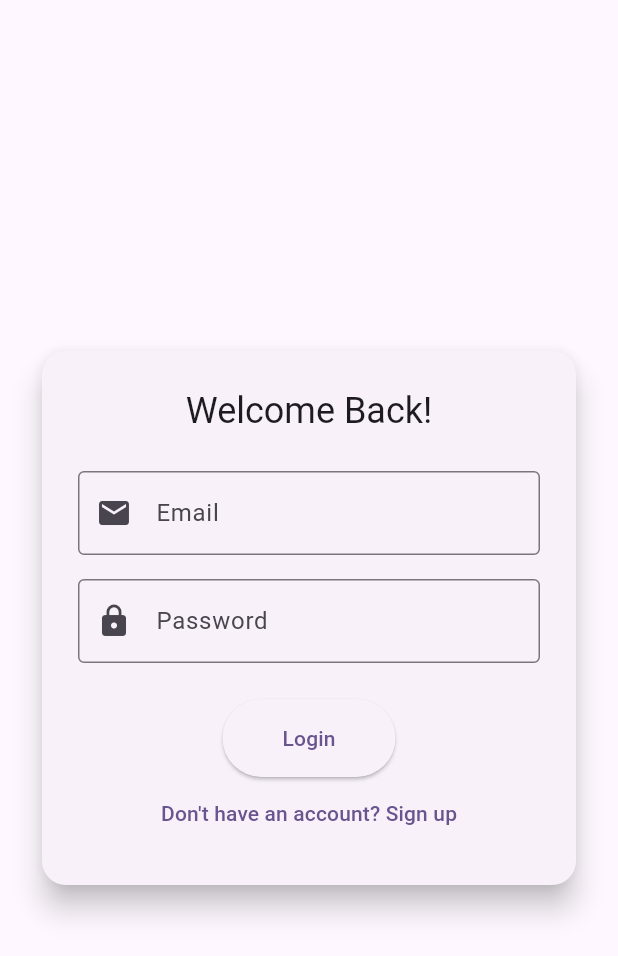
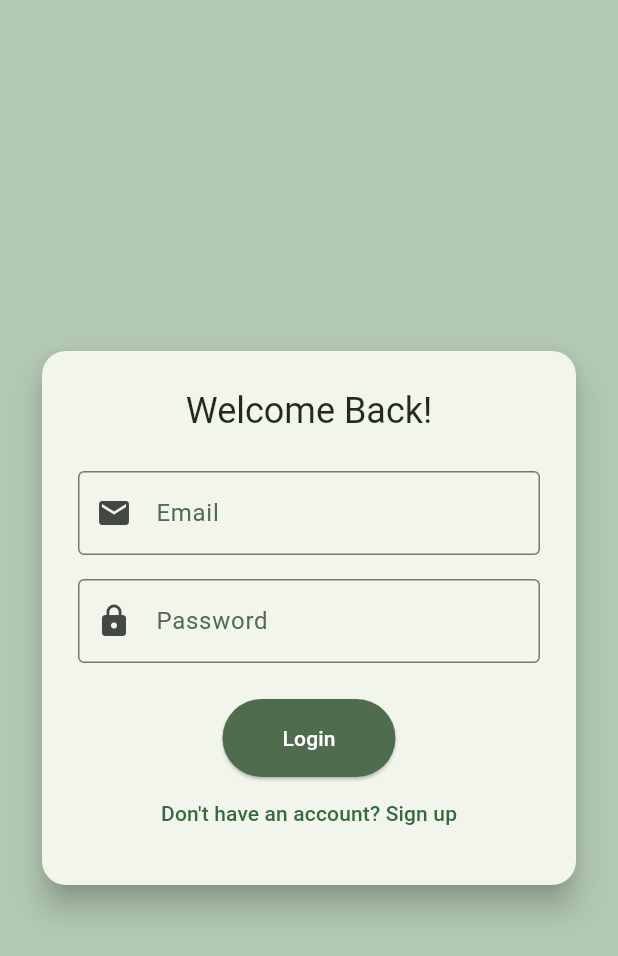
Before and after one commit to 62Laura/kigali-directory, a Flutter app: the screen it shows after launch, after a tap on "Login", on a phone screen of 412 x 824 dp. Shown: the top 956 px of the screen. Run offline on Flutter 3.47's test engine with Material 3 defaults, Android fonts, the phone set to English and light mode, and no system bars; our stand-ins replace cloud_firestore, firebase_auth, firebase_core, flutter_riverpod; accounts and stored records are empty; network calls fail.

Commit message:
feat: Add email verification screen and logic

```diff
--- a/lib/main.dart
+++ b/lib/main.dart
@@ -20,8 +20,25 @@ class MyApp extends StatelessWidget {
     return MaterialApp(
       title: 'Kigali Directory',
       theme: ThemeData(
-        colorScheme: ColorScheme.fromSeed(seedColor: Colors.deepPurple),
+        colorScheme: ColorScheme.fromSeed(seedColor: const Color(0xFF7E9C7E)),
         useMaterial3: true,
+        scaffoldBackgroundColor: const Color(0xFFB2C8B2),
+        elevatedButtonTheme: ElevatedButtonThemeData(
+          style: ElevatedButton.styleFrom(
+            backgroundColor: const Color(0xFF4F6C4F),
+            foregroundColor: Colors.white,
+          ),
+        ),
+        textTheme: const TextTheme(
+          headlineSmall: TextStyle(color: Color(0xFF1E2B1E)),
+          bodyMedium: TextStyle(color: Color(0xFF1E2B1E)),
+        ),
+        inputDecorationTheme: const InputDecorationTheme(
+          labelStyle: TextStyle(color: Color(0xFF4F6C4F)),
+          focusedBorder: OutlineInputBorder(
+            borderSide: BorderSide(color: Color(0xFF4F6C4F)),
+          ),
+        ),
       ),
       home: const AuthWrapper(),
     );
--- a/lib/services/auth_service.dart
+++ b/lib/services/auth_service.dart
@@ -24,6 +24,7 @@ class AuthService {
         email: email,
         password: password,
       );
+      await userCredential.user!.sendEmailVerification();
       // Create a new document for the user with the uid
       await _firestore.collection('users').doc(userCredential.user!.uid).set({
         'email': email,
--- a/lib/views/auth_wrapper.dart
+++ b/lib/views/auth_wrapper.dart
@@ -2,6 +2,7 @@ import 'package:flutter/material.dart';
 import 'package:flutter_riverpod/flutter_riverpod.dart';
 import 'package:kigali_directory/services/auth_service.dart';
 import 'package:kigali_directory/views/login_screen.dart';
+import 'package:kigali_directory/views/verify_email_screen.dart';
 
 class AuthWrapper extends ConsumerWidget {
   const AuthWrapper({super.key});
@@ -13,8 +14,11 @@ class AuthWrapper extends ConsumerWidget {
     return authState.when(
       data: (user) {
         if (user != null) {
-          // User is logged in, show home screen
-          return const Scaffold(body: Center(child: Text('Home')));
+          if (user.emailVerified) {
+            return const Scaffold(body: Center(child: Text('Home')));
+          } else {
+            return const VerifyEmailScreen();
+          }
         } else {
           // User is not logged in, show login screen
           return LoginScreen();
@@ -29,3 +33,5 @@ class AuthWrapper extends ConsumerWidget {
 final authStateChangesProvider = StreamProvider<dynamic>((ref) {
   return ref.watch(authServiceProvider).authStateChanges;
 });
+
+final authServiceProvider = Provider<AuthService>((ref) => AuthService());
--- a/lib/views/login_screen.dart
+++ b/lib/views/login_screen.dart
@@ -13,6 +13,30 @@ class LoginScreen extends ConsumerStatefulWidget {
 class _LoginScreenState extends ConsumerState<LoginScreen> {
   final _emailController = TextEditingController();
   final _passwordController = TextEditingController();
+  bool _isLoading = false;
+
+  void _login() async {
+    setState(() {
+      _isLoading = true;
+    });
+    try {
+      await ref.read(authServiceProvider).signInWithEmailAndPassword(
+            _emailController.text,
+            _passwordController.text,
+          );
+      // Navigation will be handled by the AuthWrapper
+    } catch (e) {
+      ScaffoldMessenger.of(context).showSnackBar(
+        SnackBar(content: Text(e.toString())),
+      );
+    } finally {
+      if (mounted) {
+        setState(() {
+          _isLoading = false;
+        });
+      }
+    }
+  }
 
   @override
   Widget build(BuildContext context) {
@@ -55,13 +79,10 @@ class _LoginScreenState extends ConsumerState<LoginScreen> {
                     obscureText: true,
                   ),
                   const SizedBox(height: 24),
-                  ElevatedButton(
-                    onPressed: () {
-                      ref.read(authServiceProvider).signInWithEmailAndPassword(
-                            _emailController.text,
-                            _passwordController.text,
-                          );
-                    },
+                  _isLoading
+                      ? const CircularProgressIndicator()
+                      : ElevatedButton(
+                          onPressed: _login,
                           style: ElevatedButton.styleFrom(
                             padding: const EdgeInsets.symmetric(
                                 horizontal: 40, vertical: 16),
```
Also changed, not shown: lib/views/signup_screen.dart (+37 -7 lines), lib/views/verify_email_screen.dart (added, +37 -0 lines). Lines whose indentation alone changed are shown as unchanged.
